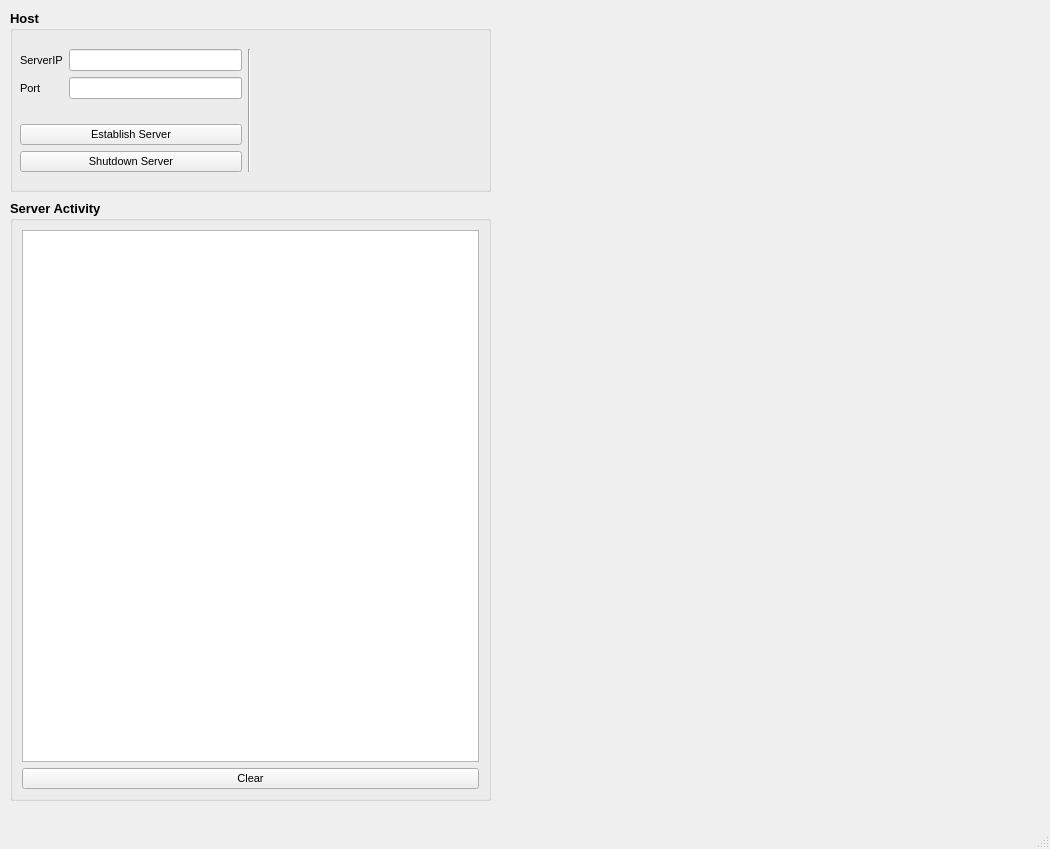
hdnate08/pyChatServer, file pyChatServerGUI.ui: the form before one commit.
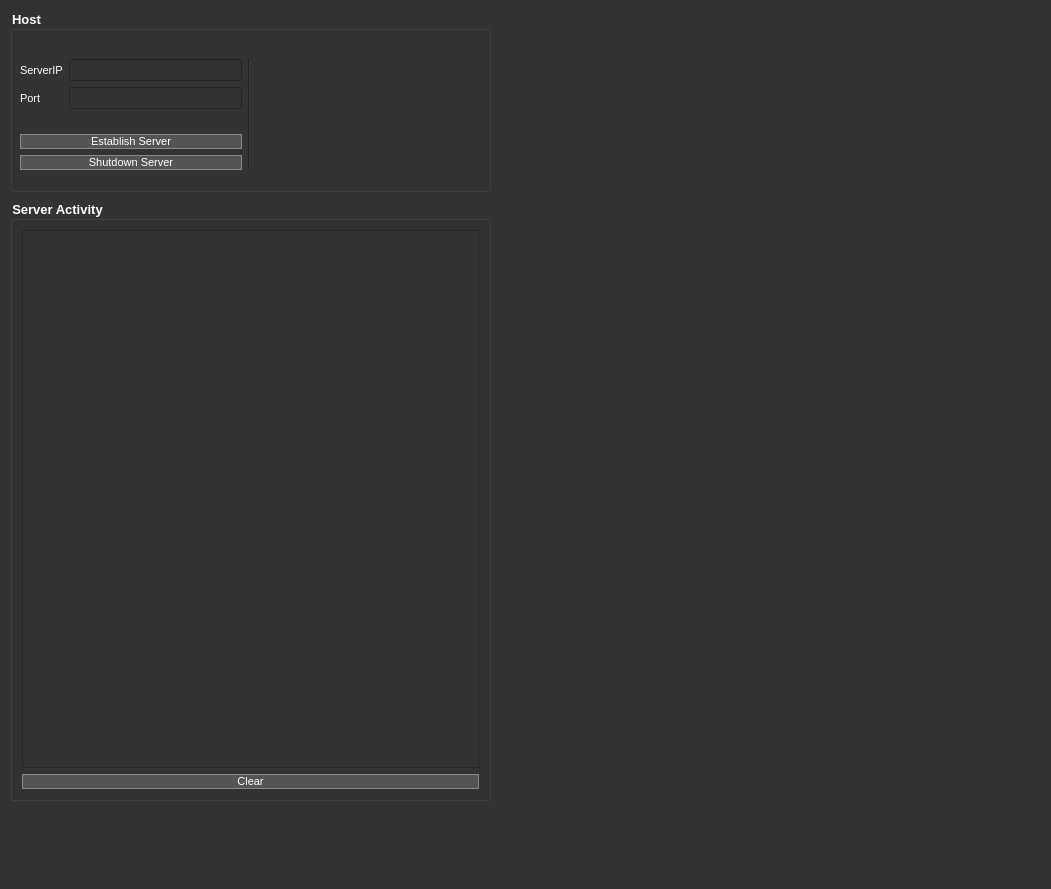
The form after the commit.

```diff
--- a/pyChatServerGUI.ui
+++ b/pyChatServerGUI.ui
@@ -6,15 +6,31 @@
    <rect>
     <x>0</x>
     <y>0</y>
-    <width>1050</width>
-    <height>849</height>
+    <width>1051</width>
+    <height>889</height>
    </rect>
   </property>
   <property name="windowTitle">
    <string>pyChat Server</string>
   </property>
   <property name="styleSheet">
-   <string notr="true"/>
+   <string notr="true">QWidget {
+    background-color: #333333;
+    color: #ffffff;
+}
+
+QLabel {
+    color: #ffffff;
+}
+
+QPushButton {
+    background-color: #555555;
+    color: #ffffff;
+    border: 1px solid #888888;
+}
+
+/* Add more styling rules as needed */
+</string>
   </property>
   <property name="tabShape">
    <enum>QTabWidget::Rounded</enum>
@@ -47,9 +63,9 @@
      <property name="geometry">
       <rect>
        <x>10</x>
-       <y>20</y>
+       <y>30</y>
        <width>231</width>
-       <height>161</height>
+       <height>151</height>
       </rect>
      </property>
      <layout class="QGridLayout" name="gridLayout_4">
```
Left out of the diff: 2 changed lines with no effect on the pictures.
